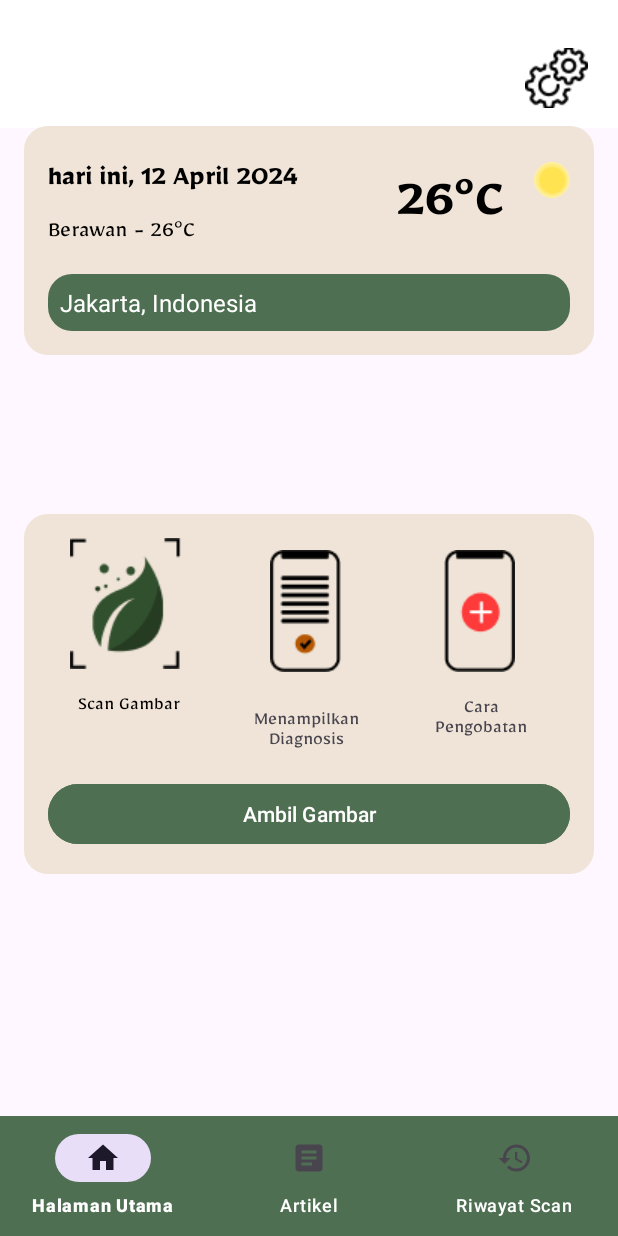
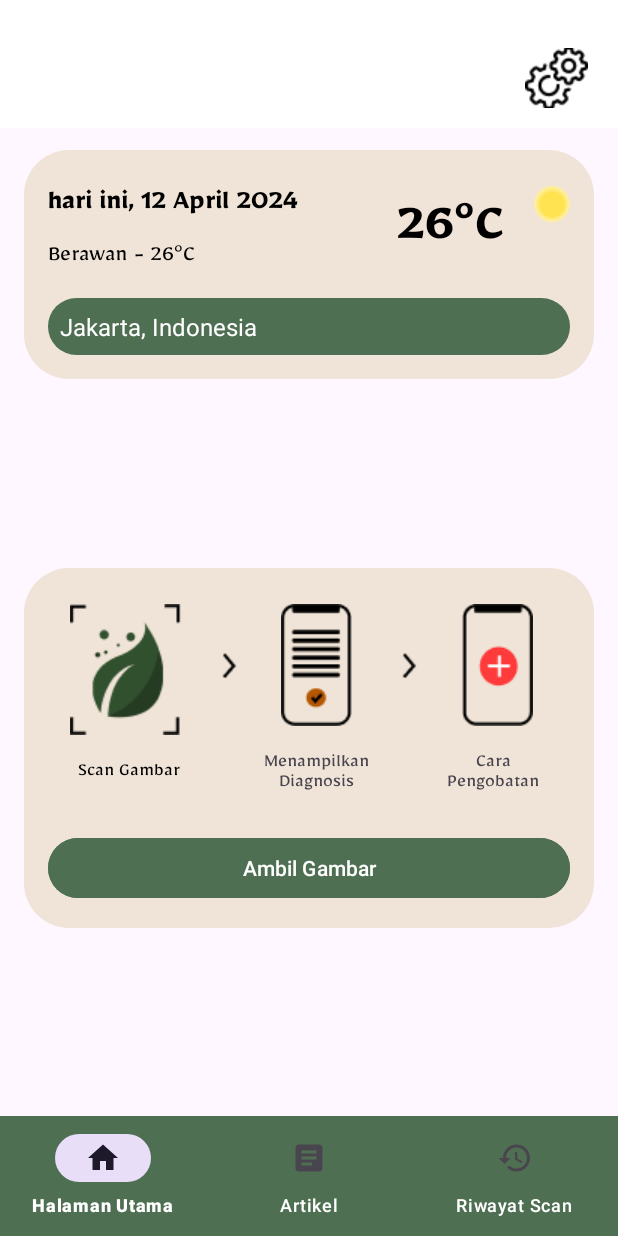
Before and after one commit to C241-PS120/bangkit-mobile-dev, an Android app: the screen it shows after launch (MainActivity), on a phone screen of 412 x 824 dp. Run offline under Robolectric (Android 15) with nearby library versions, the phone set to English and light mode, and no system bars.

```diff
--- a/COPTAS/app/src/main/res/drawable/rounded_rectangle.xml
+++ b/COPTAS/app/src/main/res/drawable/rounded_rectangle.xml
@@ -1,7 +1,7 @@
 <?xml version="1.0" encoding="utf-8"?>
 <shape xmlns:android="http://schemas.android.com/apk/res/android">
     <solid android:color="#EFE4D7" /> <!-- Background color -->
-    <corners android:radius="16dp" /> <!-- Corner radius -->
+    <corners android:radius="30dp" /> <!-- Corner radius -->
     <padding
         android:left="16dp"
         android:top="16dp"
--- /dev/null
+++ b/COPTAS/app/src/main/res/drawable/title_background.xml
@@ -0,0 +1,5 @@
+<?xml version="1.0" encoding="utf-8"?>
+<shape xmlns:android="http://schemas.android.com/apk/res/android">
+    <solid android:color="#557A55" /> <!-- Replace with the exact green color from your design -->
+    <corners android:radius="30dp" />
+</shape>
--- a/COPTAS/app/src/main/res/layout/activity_artikel.xml
+++ b/COPTAS/app/src/main/res/layout/activity_artikel.xml
@@ -23,8 +23,8 @@
 
     <androidx.recyclerview.widget.RecyclerView
         android:id="@+id/rv_history"
-        android:layout_width="408dp"
-        android:layout_height="587dp"
+        android:layout_width="413dp"
+        android:layout_height="564dp"
         android:clipToPadding="false"
         android:paddingHorizontal="10dp"
         android:paddingTop="16dp"
--- a/COPTAS/app/src/main/res/layout/activity_history.xml
+++ b/COPTAS/app/src/main/res/layout/activity_history.xml
@@ -24,7 +24,7 @@
     <androidx.recyclerview.widget.RecyclerView
         android:id="@+id/rv_artikel"
         android:layout_width="412dp"
-        android:layout_height="589dp"
+        android:layout_height="564dp"
         android:clipToPadding="false"
         android:paddingHorizontal="10dp"
         android:paddingTop="16dp"
--- a/COPTAS/app/src/main/res/layout/activity_main.xml
+++ b/COPTAS/app/src/main/res/layout/activity_main.xml
@@ -17,14 +17,14 @@
         app:layout_constraintTop_toTopOf="parent"
         app:layout_constraintStart_toStartOf="parent"
         app:layout_constraintEnd_toEndOf="parent"
-        app:title="@string/app_name" />
+        app:title="@string/app_name"/>
 
     <androidx.constraintlayout.widget.ConstraintLayout
         android:id="@+id/weather_location_container"
         android:layout_width="0dp"
         android:layout_height="wrap_content"
         android:layout_marginStart="16dp"
-        android:layout_marginTop="84dp"
+        android:layout_marginTop="100dp"
         android:layout_marginEnd="16dp"
         android:background="@drawable/rounded_rectangle"
         android:padding="16dp"
@@ -38,8 +38,8 @@
             android:id="@+id/date"
             android:layout_width="wrap_content"
             android:layout_height="wrap_content"
+            android:fontFamily="@font/mirza_bold"
             android:text="hari ini, 12 April 2024"
-            android:fontFamily="@font/mirza_bold"
             android:textColor="@android:color/black"
             android:textSize="20sp"
             app:layout_constraintStart_toStartOf="parent"
@@ -124,18 +124,41 @@
         android:padding="16dp"
         app:layout_constraintBottom_toBottomOf="@+id/bottombar"
         app:layout_constraintEnd_toEndOf="parent"
+        app:layout_constraintHorizontal_bias="0.0"
         app:layout_constraintStart_toStartOf="parent"
-        app:layout_constraintTop_toBottomOf="@id/topbar">
+        app:layout_constraintTop_toBottomOf="@id/topbar"
+        app:layout_constraintVertical_bias="0.574">
 
         <ImageView
             android:id="@+id/scan"
             android:layout_width="wrap_content"
             android:layout_height="wrap_content"
             android:contentDescription="@string/scan_image"
+            android:layout_marginTop="8dp"
             android:src="@drawable/scan"
             app:layout_constraintBottom_toTopOf="@id/text_scan"
             app:layout_constraintEnd_toEndOf="parent"
             app:layout_constraintHorizontal_bias="0.054"
+            app:layout_constraintStart_toStartOf="parent"
+            app:layout_constraintTop_toTopOf="parent" />
+
+        <ImageView
+            android:id="@+id/arrow_1"
+            android:layout_width="wrap_content"
+            android:layout_height="wrap_content"
+            android:layout_marginStart="116dp"
+            android:layout_marginTop="40dp"
+            android:src="@drawable/arrow"
+            app:layout_constraintStart_toStartOf="parent"
+            app:layout_constraintTop_toTopOf="parent" />
+
+        <ImageView
+            android:id="@+id/arrow_2"
+            android:layout_width="wrap_content"
+            android:layout_height="wrap_content"
+            android:layout_marginStart="236dp"
+            android:layout_marginTop="40dp"
+            android:src="@drawable/arrow"
             app:layout_constraintStart_toStartOf="parent"
             app:layout_constraintTop_toTopOf="parent" />
 
@@ -159,7 +182,7 @@
             android:id="@+id/hp"
             android:layout_width="wrap_content"
             android:layout_height="wrap_content"
-            android:layout_marginStart="148dp"
+            android:layout_marginStart="155dp"
             android:layout_marginTop="8dp"
             android:contentDescription="@string/hp_image"
             android:src="@drawable/hp"
@@ -170,8 +193,8 @@
             android:id="@+id/text_hp"
             android:layout_width="73dp"
             android:layout_height="wrap_content"
-            android:layout_marginStart="135dp"
-            android:layout_marginTop="20dp"
+            android:layout_marginStart="142dp"
+            android:layout_marginTop="12dp"
             android:fontFamily="@font/mirza_reguler"
             android:text="@string/menampilkan_diagnosis"
             android:textAlignment="center"
@@ -184,7 +207,7 @@
             android:id="@+id/text_diagnosis"
             android:layout_width="73dp"
             android:layout_height="wrap_content"
-            android:layout_marginStart="252dp"
+            android:layout_marginStart="260dp"
             android:layout_marginTop="12dp"
             android:fontFamily="@font/mirza_reguler"
             android:text="@string/cara_pengobatan"
@@ -197,7 +220,7 @@
             android:id="@+id/iv_diagnosis"
             android:layout_width="wrap_content"
             android:layout_height="wrap_content"
-            android:layout_marginStart="264dp"
+            android:layout_marginStart="276dp"
             android:layout_marginTop="8dp"
             android:fontFamily="@font/mirza_reguler"
             android:src="@drawable/ic_hp2"
```
Also changed, not shown: COPTAS/app/src/main/res/layout/list_artikel.xml (+58 -3 lines), COPTAS/app/src/main/res/layout/list_history.xml (+72 -3 lines).
